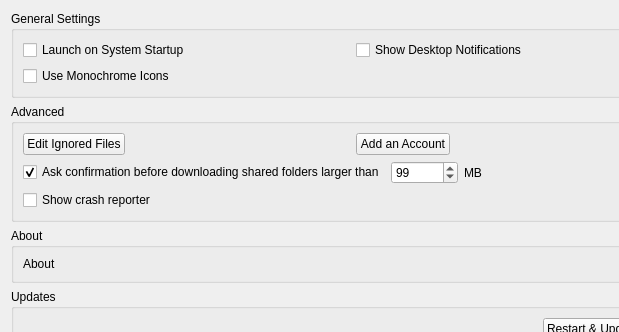
This is src/gui/generalsettings.ui in GrossLukas/client as Qt 5 draws it before an edit; both pictures show x 0 to 619 and y 0 to 332 of the 706 by 523 pixel window. The edited form follows.
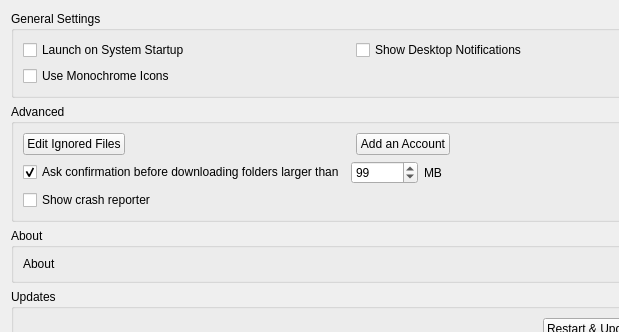
This is the edited form.

Commit message:
Confirm feature:  Confirm for any folder, not only shared ones
issue #3148

The edit to the form file:
```diff
--- a/src/gui/generalsettings.ui
+++ b/src/gui/generalsettings.ui
@@ -58,7 +58,7 @@
         <item>
          <widget class="QCheckBox" name="newFolderLimitCheckBox">
           <property name="text">
-           <string>Ask confirmation before downloading shared folders larger than</string>
+           <string>Ask confirmation before downloading folders larger than</string>
           </property>
           <property name="checked">
            <bool>true</bool>
```
The commit also changes 12 other files.
